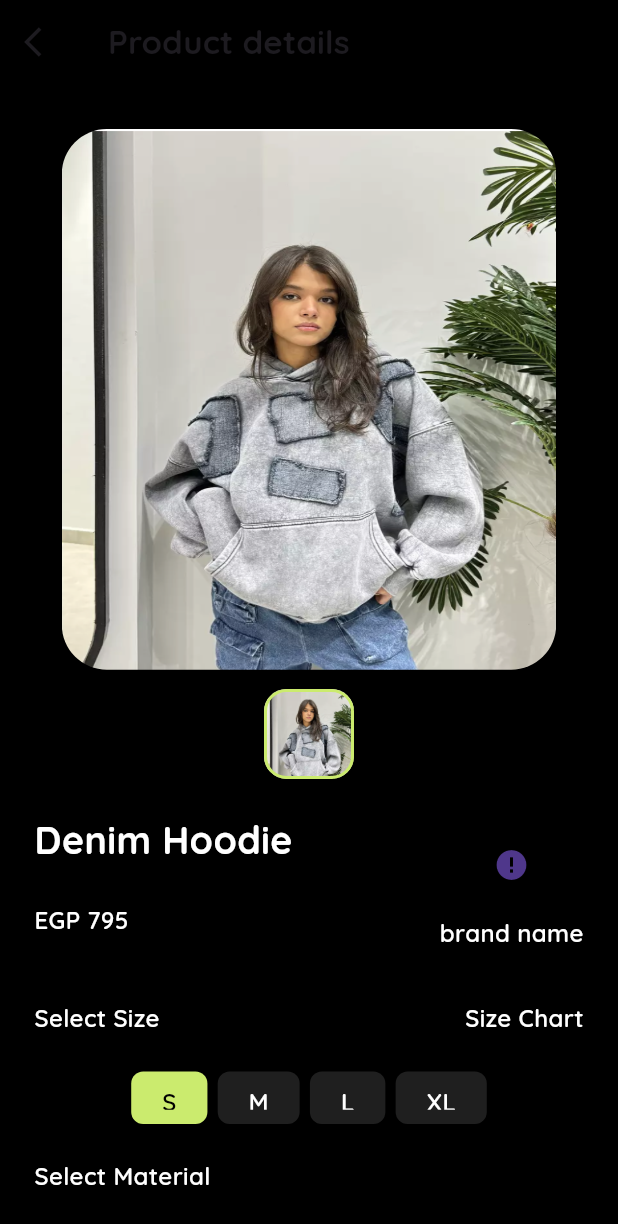
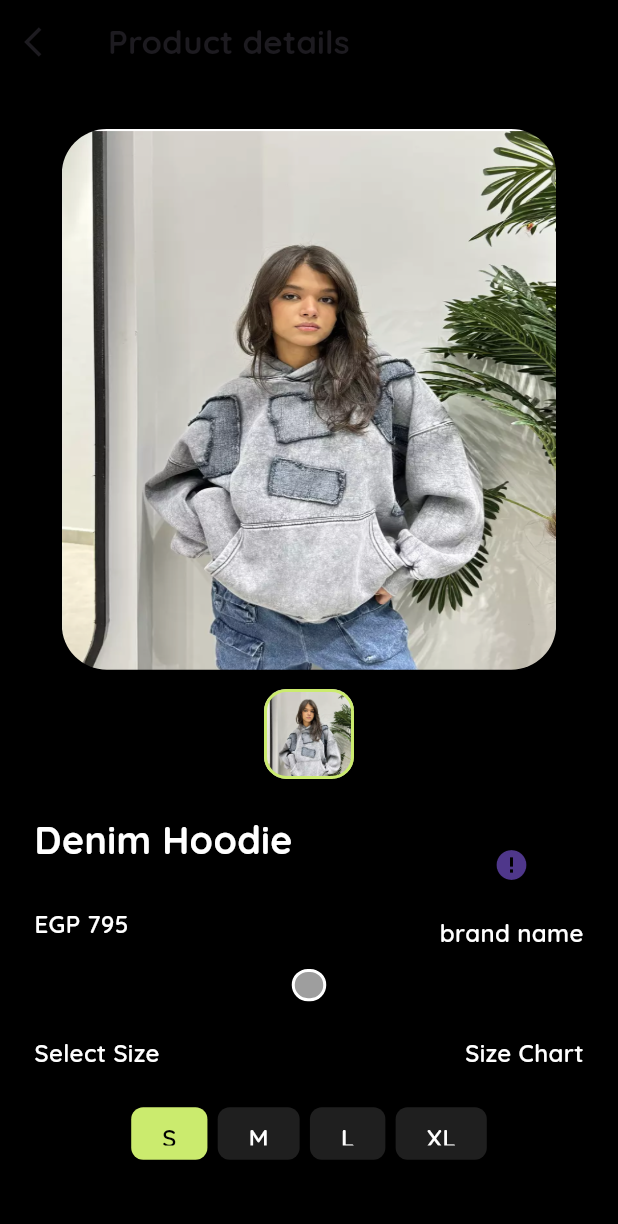
Before and after one commit to Emanpepars/slash_task, a Flutter app: the screen it shows after launch, after a tap on "Denim Hoodie", on a phone screen of 412 x 824 dp. Shown: the top 1224 px of the screen. Run offline on Flutter 3.47's test engine with Material 3 defaults, Android fonts, the phone set to English and light mode, and no system bars; our stand-ins replace flutter_screenutil, fluttertoast, google_fonts, lottie; network calls fail.

Commit message:
finish task

```diff
--- a/lib/provider/product_details_provider.dart
+++ b/lib/provider/product_details_provider.dart
@@ -35,7 +35,7 @@ class ProductDetailsProvider extends ChangeNotifier {
           ],
           productPropertiesValues: [
             ProductPropertyAndValue(value: 'material', property: "Denim"),
-            //ProductPropertyAndValue(value: 'color', property: 'grey'),
+            ProductPropertyAndValue(value: 'color', property: 'grey'),
             ProductPropertyAndValue(property: 'size', value: 'S'),
             ProductPropertyAndValue(property: 'size', value: 'M'),
             ProductPropertyAndValue(property: 'size', value: 'L'),
@@ -45,9 +45,9 @@ class ProductDetailsProvider extends ChangeNotifier {
       ],
       availableProperties: [
         ProductProperty(
-          // colors: [
-          //   Colors.grey,
-          // ],
+          colors: [
+            Colors.grey,
+          ],
           sizes: ['S', 'M', 'L', 'XL'],
           material: 'Denim',
         ),
--- a/lib/screens/product_details_screen/product_details_screen.dart
+++ b/lib/screens/product_details_screen/product_details_screen.dart
@@ -104,7 +104,7 @@ class ProductDetailsScreen extends StatelessWidget {
                 child: Column(
                   children: [
                     SizedBox(
-                      height: 70.h,
+                      height: 72.h,
                       child: Row(
                         mainAxisAlignment: MainAxisAlignment.spaceBetween,
                         children: [
@@ -155,7 +155,7 @@ class ProductDetailsScreen extends StatelessWidget {
                         ? const SizedBox()
                         : SizedBox(
                             height: 18.h,
-                            child: ListView.builder(
+                            child: ListView.separated(
                               scrollDirection: Axis.horizontal,
                               shrinkWrap: true,
                               itemCount: product.variations.length,
@@ -165,6 +165,7 @@ class ProductDetailsScreen extends StatelessWidget {
                                 return ColorContainer(
                                     index, availableProperties.colors![index]);
                               },
+                              separatorBuilder: (BuildContext context, int index) => SizedBox(width: 5.w,),
                             ),
                           ),
                     SizedBox(
```
Also changed, not shown: 2 other files.
